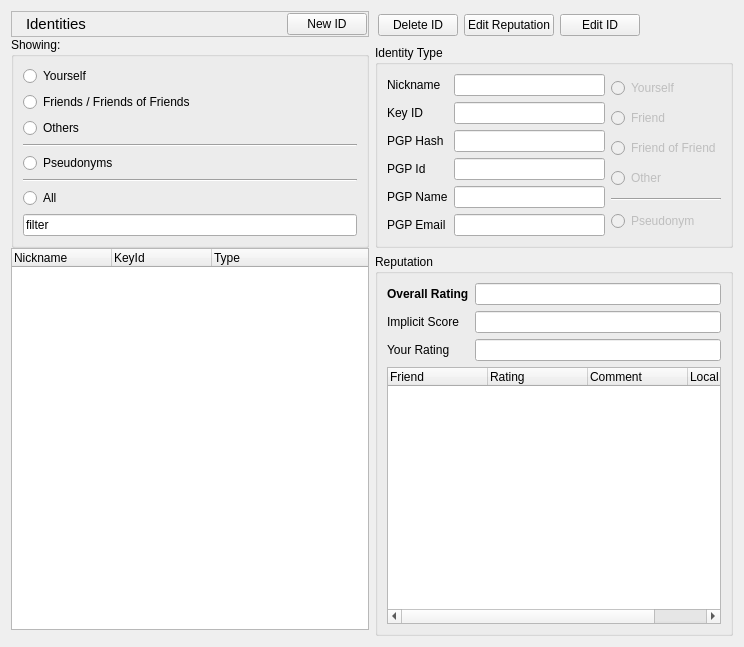
Old version of the form retroshare-gui/src/gui/Identity/IdDialog.ui in the repository RetroShare/RetroShare.
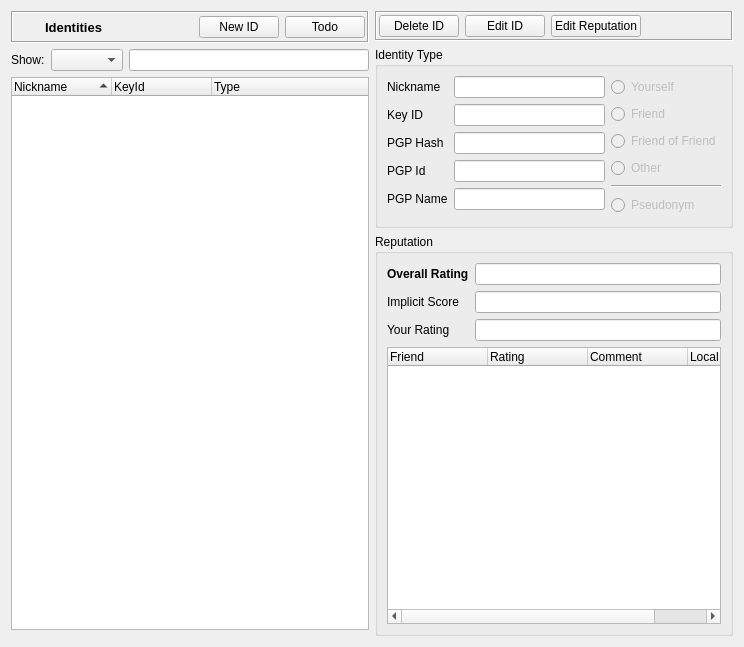
New version of the form. Icons and pictures are not drawn. Custom widgets are drawn as their Qt base class.

Commit message:
Identity: - Redesigned dialog - Fixed high CPU usage when showing reputation list - Added todo button
UIStateHelper:
- Added new base class for easier handling of ui elements with token request (show "Loading", set enable state, ...)

RsProtectedTimer:
- Fixed compile on Windows

```diff
--- a/retroshare-gui/src/gui/Identity/IdDialog.ui
+++ b/retroshare-gui/src/gui/Identity/IdDialog.ui
@@ -15,27 +15,30 @@
   </property>
   <layout class="QHBoxLayout" name="horizontalLayout_4">
    <item>
-    <layout class="QGridLayout" name="gridLayout_3">
+    <layout class="QVBoxLayout" name="leftLayout">
      <property name="bottomMargin">
       <number>6</number>
      </property>
-     <property name="spacing">
-      <number>0</number>
-     </property>
-     <item row="0" column="0">
-      <widget class="QFrame" name="frame">
+     <item>
+      <widget class="QFrame" name="titleBarFrame">
        <property name="frameShape">
-        <enum>QFrame::StyledPanel</enum>
+        <enum>QFrame::Box</enum>
        </property>
        <property name="frameShadow">
-        <enum>QFrame::Raised</enum>
+        <enum>QFrame::Sunken</enum>
        </property>
        <layout class="QHBoxLayout" name="horizontalLayout_3">
         <property name="margin">
-         <number>1</number>
+         <number>2</number>
         </property>
         <item>
-         <widget class="QLabel" name="label_9">
+         <widget class="QLabel" name="titleBarPixmap">
+          <property name="minimumSize">
+           <size>
+            <width>24</width>
+            <height>24</height>
+           </size>
+          </property>
           <property name="text">
            <string/>
           </property>
@@ -48,7 +51,9 @@
          <widget class="QLabel" name="label_10">
           <property name="font">
            <font>
-            <pointsize>11</pointsize>
+            <pointsize>10</pointsize>
+            <weight>75</weight>
+            <bold>true</bold>
            </font>
           </property>
           <property name="text">
@@ -76,79 +81,38 @@
           </property>
          </widget>
         </item>
+        <item>
+         <widget class="QPushButton" name="todoPushButton">
+          <property name="text">
+           <string>Todo</string>
+          </property>
+         </widget>
+        </item>
        </layout>
       </widget>
      </item>
-     <item row="1" column="0">
-      <widget class="QGroupBox" name="groupBox">
-       <property name="title">
-        <string>Showing:</string>
+     <item>
+      <layout class="QHBoxLayout" name="filterLayout">
+       <item>
+        <widget class="QLabel" name="filterLabel">
+         <property name="text">
+          <string>Show:</string>
+         </property>
+        </widget>
+       </item>
+       <item>
+        <widget class="QComboBox" name="filterComboBox"/>
+       </item>
+       <item>
+        <widget class="LineEditClear" name="filterLineEdit"/>
+       </item>
+      </layout>
+     </item>
+     <item>
+      <widget class="RSTreeWidget" name="treeWidget_IdList">
+       <property name="sortingEnabled">
+        <bool>true</bool>
        </property>
-       <layout class="QVBoxLayout" name="verticalLayout">
-        <item>
-         <widget class="QRadioButton" name="radioButton_ListYourself">
-          <property name="text">
-           <string>Yourself</string>
-          </property>
-         </widget>
-        </item>
-        <item>
-         <widget class="QRadioButton" name="radioButton_ListFriends">
-          <property name="text">
-           <string>Friends / Friends of Friends</string>
-          </property>
-         </widget>
-        </item>
-        <item>
-         <widget class="QRadioButton" name="radioButton_ListOthers">
-          <property name="text">
-           <string>Others</string>
-          </property>
-         </widget>
-        </item>
-        <item>
-         <widget class="Line" name="line_3">
-          <property name="orientation">
-           <enum>Qt::Horizontal</enum>
-          </property>
-         </widget>
-        </item>
-        <item>
-         <widget class="QRadioButton" name="radioButton_ListPseudo">
-          <property name="text">
-           <string>Pseudonyms</string>
-          </property>
-         </widget>
-        </item>
-        <item>
-         <widget class="Line" name="line_4">
-          <property name="orientation">
-           <enum>Qt::Horizontal</enum>
-          </property>
-         </widget>
-        </item>
-        <item>
-         <widget class="QRadioButton" name="radioButton_ListAll">
-          <property name="text">
-           <string>All</string>
-          </property>
-         </widget>
-        </item>
-        <item>
-         <layout class="QHBoxLayout" name="horizontalLayout"/>
-        </item>
-        <item>
-         <widget class="QLineEdit" name="lineEdit">
-          <property name="text">
-           <string>filter</string>
-          </property>
-         </widget>
-        </item>
-       </layout>
-      </widget>
-     </item>
-     <item row="2" column="0">
-      <widget class="QTreeWidget" name="treeWidget_IdList">
        <column>
         <property name="text">
          <string>Nickname</string>
@@ -171,10 +135,16 @@
    <item>
     <layout class="QVBoxLayout" name="verticalLayout_5">
      <item>
-      <widget class="QFrame" name="frame">
+      <widget class="QFrame" name="toolBarFrame">
+       <property name="frameShape">
+        <enum>QFrame::Box</enum>
+       </property>
+       <property name="frameShadow">
+        <enum>QFrame::Sunken</enum>
+       </property>
        <layout class="QHBoxLayout" name="horizontalLayout_2">
         <property name="margin">
-         <number>3</number>
+         <number>2</number>
         </property>
         <item>
          <widget class="QPushButton" name="pushButton_Delete">
@@ -183,13 +153,6 @@
           </property>
          </widget>
         </item>
-        <item>
-         <widget class="QPushButton" name="pushButton_Reputation">
-          <property name="text">
-           <string>Edit Reputation</string>
-          </property>
-         </widget>
-        </item>
         <item>
          <widget class="QPushButton" name="pushButton_EditId">
           <property name="text">
@@ -198,7 +161,14 @@
          </widget>
         </item>
         <item>
-         <spacer name="horizontalSpacer">
+         <widget class="QPushButton" name="pushButton_Reputation">
+          <property name="text">
+           <string>Edit Reputation</string>
+          </property>
+         </widget>
+        </item>
+        <item>
+         <spacer name="toolBarSpacer">
           <property name="orientation">
            <enum>Qt::Horizontal</enum>
           </property>
@@ -346,23 +316,6 @@
           </property>
          </widget>
         </item>
-        <item row="5" column="0">
-         <widget class="QLabel" name="label_5">
-          <property name="text">
-           <string>PGP Email</string>
-          </property>
-         </widget>
-        </item>
-        <item row="5" column="1">
-         <widget class="QLineEdit" name="lineEdit_GpgEmail">
-          <property name="enabled">
-           <bool>true</bool>
-          </property>
-          <property name="readOnly">
-           <bool>true</bool>
-          </property>
-         </widget>
-        </item>
         <item row="2" column="1">
          <widget class="QLineEdit" name="lineEdit_GpgHash">
           <property name="enabled">
@@ -405,10 +358,20 @@
        <property name="title">
         <string>Reputation</string>
        </property>
-       <layout class="QGridLayout" name="gridLayout_2">
-        <item row="0" column="0">
-         <layout class="QVBoxLayout" name="verticalLayout_4">
-          <item>
+       <layout class="QVBoxLayout" name="verticalLayout">
+        <item>
+         <layout class="QGridLayout" name="gridLayout_3">
+          <item row="1" column="0">
+           <widget class="QLabel" name="label_11">
+            <property name="text">
+             <string>Implicit Score</string>
+            </property>
+           </widget>
+          </item>
+          <item row="0" column="1">
+           <widget class="QLineEdit" name="line_RatingOverall"/>
+          </item>
+          <item row="0" column="0">
            <widget class="QLabel" name="label_2">
             <property name="font">
              <font>
@@ -421,37 +384,23 @@
             </property>
            </widget>
           </item>
-          <item>
-           <widget class="QLabel" name="label_11">
-            <property name="text">
-             <string>Implicit Score</string>
-            </property>
-           </widget>
+          <item row="1" column="1">
+           <widget class="QLineEdit" name="line_RatingImplicit"/>
           </item>
-          <item>
+          <item row="2" column="0">
            <widget class="QLabel" name="label_6">
             <property name="text">
              <string>Your Rating</string>
             </property>
            </widget>
           </item>
-         </layout>
-        </item>
-        <item row="0" column="1">
-         <layout class="QVBoxLayout" name="verticalLayout_2">
-          <item>
-           <widget class="QLineEdit" name="line_RatingOverall"/>
-          </item>
-          <item>
-           <widget class="QLineEdit" name="line_RatingImplicit"/>
-          </item>
-          <item>
+          <item row="2" column="1">
            <widget class="QLineEdit" name="line_RatingOwn"/>
           </item>
          </layout>
         </item>
-        <item row="1" column="0" colspan="2">
-         <widget class="QTreeWidget" name="treeWidget_RepList">
+        <item>
+         <widget class="RSTreeWidget" name="treeWidget_RepList">
           <column>
            <property name="text">
             <string>Friend</string>
@@ -481,6 +430,42 @@
    </item>
   </layout>
  </widget>
+ <customwidgets>
+  <customwidget>
+   <class>LineEditClear</class>
+   <extends>QLineEdit</extends>
+   <header location="global">gui/common/LineEditClear.h</header>
+  </customwidget>
+  <customwidget>
+   <class>RSTreeWidget</class>
+   <extends>QTreeWidget</extends>
+   <header>gui/common/RSTreeWidget.h</header>
+  </customwidget>
+ </customwidgets>
+ <tabstops>
+  <tabstop>pushButton_NewId</tabstop>
+  <tabstop>todoPushButton</tabstop>
+  <tabstop>filterComboBox</tabstop>
+  <tabstop>filterLineEdit</tabstop>
+  <tabstop>treeWidget_IdList</tabstop>
+  <tabstop>pushButton_Delete</tabstop>
+  <tabstop>pushButton_EditId</tabstop>
+  <tabstop>pushButton_Reputation</tabstop>
+  <tabstop>lineEdit_Nickname</tabstop>
+  <tabstop>lineEdit_KeyId</tabstop>
+  <tabstop>lineEdit_GpgHash</tabstop>
+  <tabstop>lineEdit_GpgId</tabstop>
+  <tabstop>lineEdit_GpgName</tabstop>
+  <tabstop>radioButton_IdYourself</tabstop>
+  <tabstop>radioButton_IdFriend</tabstop>
+  <tabstop>radioButton_IdFOF</tabstop>
+  <tabstop>radioButton_IdOther</tabstop>
+  <tabstop>radioButton_IdPseudo</tabstop>
+  <tabstop>line_RatingOverall</tabstop>
+  <tabstop>line_RatingImplicit</tabstop>
+  <tabstop>line_RatingOwn</tabstop>
+  <tabstop>treeWidget_RepList</tabstop>
+ </tabstops>
  <resources>
   <include location="../images.qrc"/>
  </resources>
```
Left out of the diff: 13 changed lines with no effect on the pictures. The commit also changes 9 other files.
